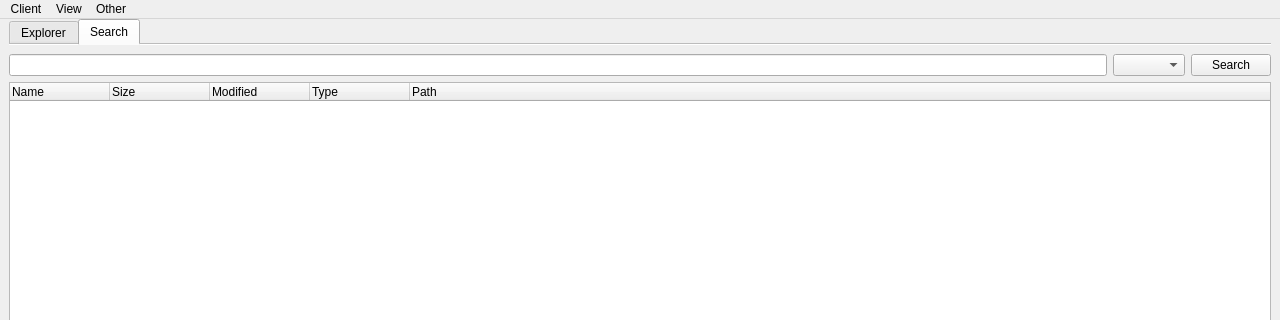
Communist02/agile, file forms/main_window.ui: the form before one commit; both pictures show x 0 to 1280 and y 0 to 320 of the 1280 by 800 pixel window.
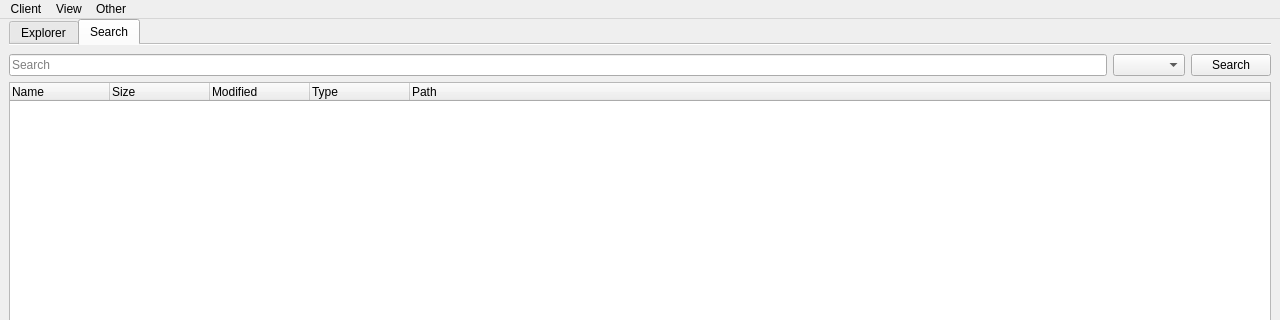
The form after the commit. The open tabs and pages were chosen to show the change. Icons and pictures are not drawn.

Patch:
```diff
--- a/forms/main_window.ui
+++ b/forms/main_window.ui
@@ -330,7 +330,11 @@
         <item>
          <layout class="QHBoxLayout" name="horizontalLayout_5">
           <item>
-           <widget class="QLineEdit" name="lineEdit_search"/>
+           <widget class="QLineEdit" name="lineEdit_search">
+            <property name="placeholderText">
+             <string>Search</string>
+            </property>
+           </widget>
           </item>
           <item>
            <widget class="QComboBox" name="comboBox_search"/>
```
Left out of the diff: 6 changed lines with no effect on the pictures.
